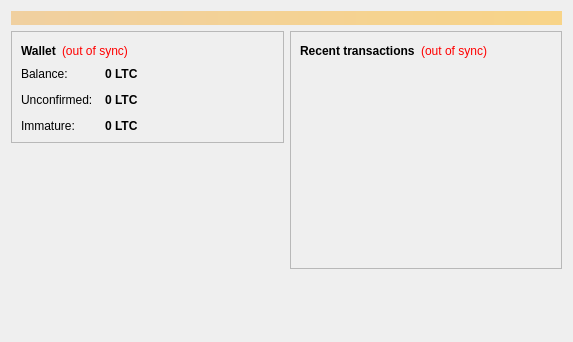
The window that src/qt/forms/overviewpage.ui (funkshelper/woodcoin-historical) describes before a commit, drawn with Qt 5.
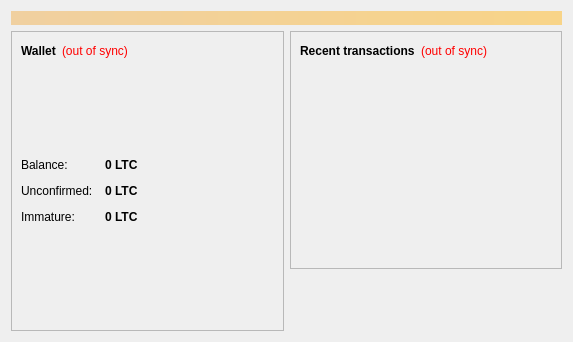
The same window after the commit. Icons and pictures are not drawn.

The edit to the form file:
```diff
--- a/src/qt/forms/overviewpage.ui
+++ b/src/qt/forms/overviewpage.ui
@@ -89,6 +89,19 @@
             </item>
            </layout>
           </item>
+          <item>
+           <spacer name="verticalSpacer_3">
+            <property name="orientation">
+             <enum>Qt::Vertical</enum>
+            </property>
+            <property name="sizeHint" stdset="0">
+             <size>
+              <width>20</width>
+              <height>40</height>
+             </size>
+            </property>
+           </spacer>
+          </item>
           <item>
            <layout class="QFormLayout" name="formLayout_2">
             <property name="fieldGrowthPolicy">
@@ -186,22 +199,28 @@
             </item>
            </layout>
           </item>
+          <item>
+           <widget class="QLabel" name="logo">
+            <property name="sizePolicy">
+             <sizepolicy hsizetype="MinimumExpanding" vsizetype="MinimumExpanding">
+              <horstretch>0</horstretch>
+              <verstretch>0</verstretch>
+             </sizepolicy>
+            </property>
+            <property name="text">
+             <string/>
+            </property>
+            <property name="pixmap">
+             <pixmap resource="../bitcoin.qrc">:/woodcoinlogo.png</pixmap>
+            </property>
+            <property name="scaledContents">
+             <bool>true</bool>
+            </property>
+           </widget>
+          </item>
          </layout>
         </widget>
        </item>
-       <item>
-        <spacer name="verticalSpacer">
-         <property name="orientation">
-          <enum>Qt::Vertical</enum>
-         </property>
-         <property name="sizeHint" stdset="0">
-          <size>
-           <width>20</width>
-           <height>40</height>
-          </size>
-         </property>
-        </spacer>
-       </item>
       </layout>
      </item>
      <item>
```
Left out of the diff: 4 changed lines with no effect on the pictures.
